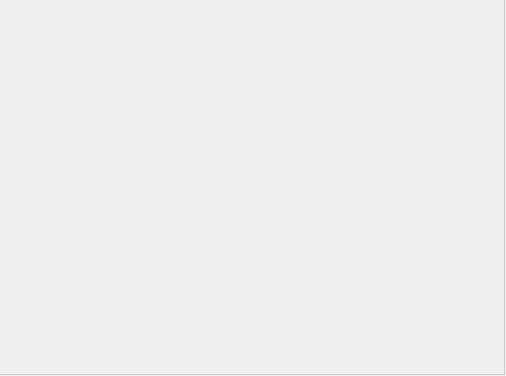
Before: the Qt Designer form Emoji_Qt/imagepart.ui in feint123/Emoji, drawn with Qt 5.
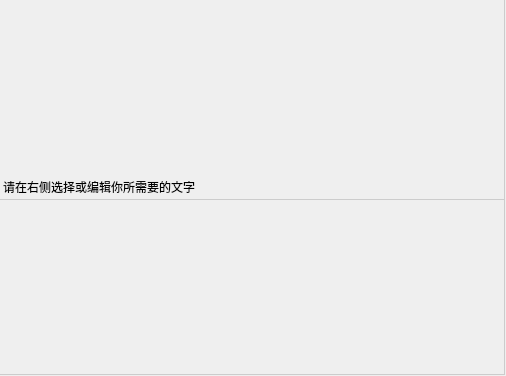
After: the same form once the commit is applied.

What changed in the file:
```diff
--- a/Emoji_Qt/imagepart.ui
+++ b/Emoji_Qt/imagepart.ui
@@ -34,7 +34,10 @@
      <property name="styleSheet">
       <string notr="true">QWidget{border:0px solid #ccc;border-right:1px solid #ccc;border-bottom:1px solid #ccc;}</string>
      </property>
-     <layout class="QHBoxLayout" name="horizontalLayout_2">
+     <layout class="QVBoxLayout" name="verticalLayout">
+      <property name="spacing">
+       <number>0</number>
+      </property>
       <property name="leftMargin">
        <number>0</number>
       </property>
@@ -47,6 +50,19 @@
       <property name="bottomMargin">
        <number>0</number>
       </property>
+      <item>
+       <widget class="QLabel" name="tipLabel">
+        <property name="styleSheet">
+         <string notr="true">#tipLabel{
+max-height:24px;
+background:#feffbb；
+}</string>
+        </property>
+        <property name="text">
+         <string>请在右侧选择或编辑你所需要的文字</string>
+        </property>
+       </widget>
+      </item>
      </layout>
     </widget>
    </item>
```
